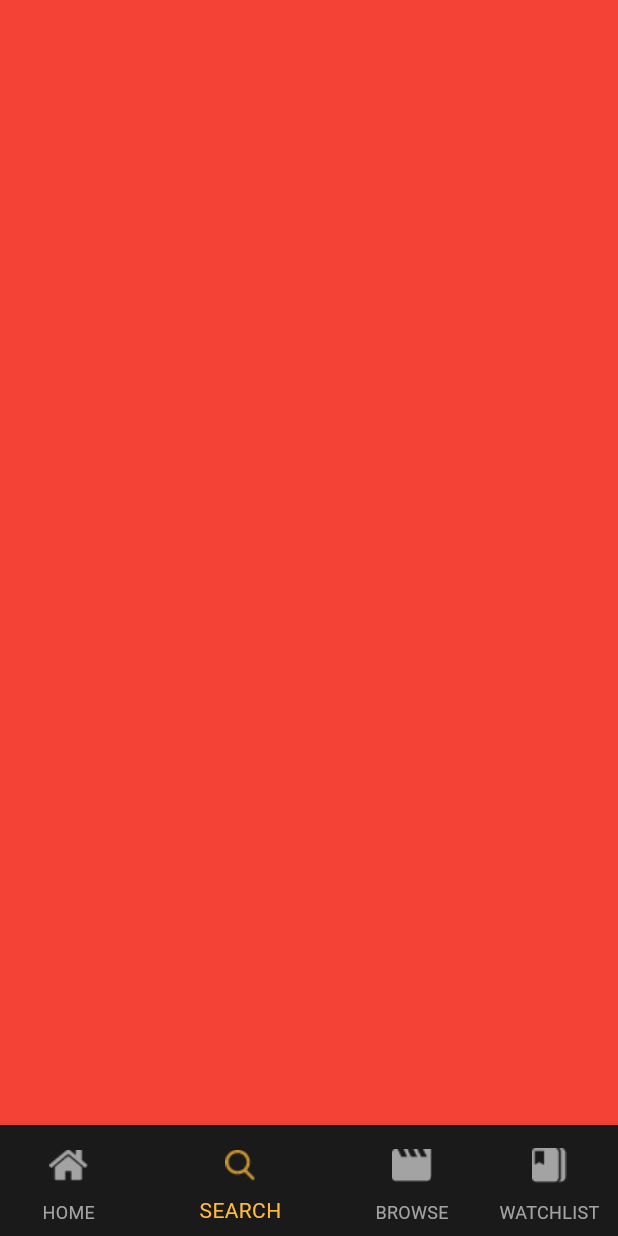
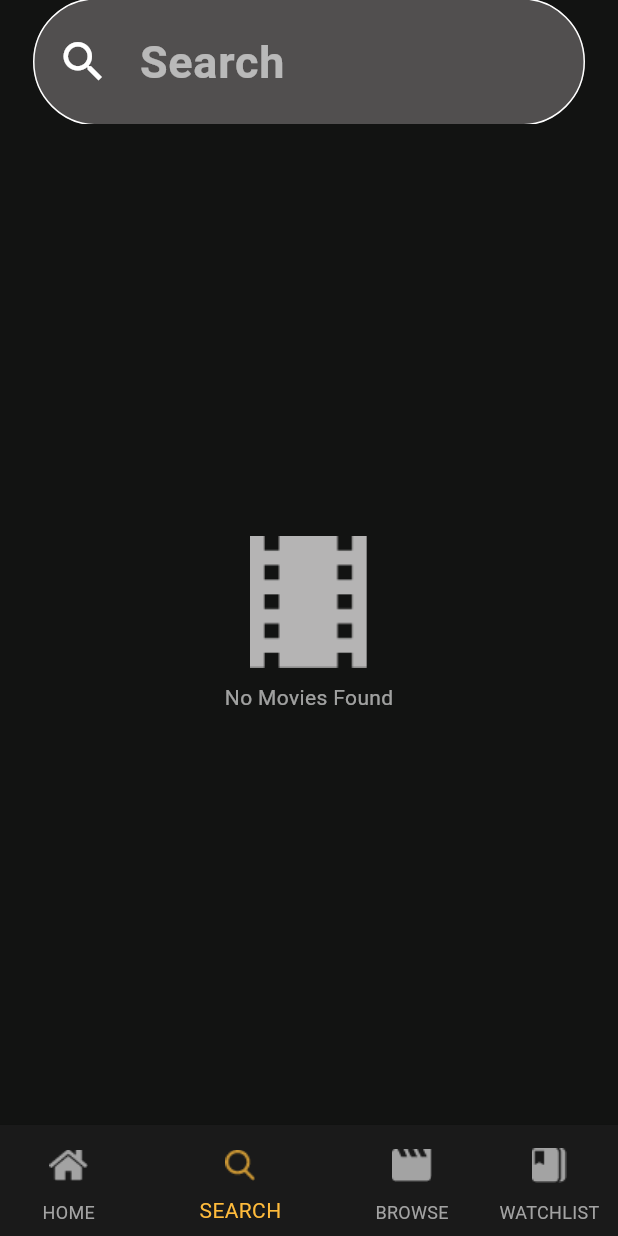
Before and after one commit to AntoniousEmadkamel/movie_app_route_project, a Flutter app: the screen it shows after launch, item 2 of the bottom bar chosen, on a phone screen of 412 x 824 dp. Run offline on Flutter 3.47's test engine with Material 3 defaults, Android fonts, the phone set to English and light mode, and no system bars; our stand-ins replace cloud_firestore, firebase_core; accounts and stored records are empty.

Commit message:
search tap

```diff
--- a/lib/api/api_manager.dart
+++ b/lib/api/api_manager.dart
@@ -5,7 +5,7 @@ import '../models/category_model.dart';
 import '../models/movie_model.dart';
 class ApiManager{
   static const String baseUrl = 'https://api.themoviedb.org';
-  static const String apiKey = '26cbc7e05d6194b5462677dea5df5b1922';
+  static const String apiKey = '26cbc7e05d6194b5462677dea5df5b19';
 
 static Future<MoviesModel> getPopularMovies() async{
   var response = await http.get(Uri.parse('$baseUrl/3/movie/popular?api_key=$apiKey'));
--- a/lib/ui/screens/search_tab/search_tab.dart
+++ b/lib/ui/screens/search_tab/search_tab.dart
@@ -1,18 +1,151 @@
 import 'package:flutter/material.dart';
+import 'package:movie_app_route_project/ui/screens/search_tab/search-widget.dart';
 
-
+import '../../../api/api_manager.dart';
 
 class SearchTab extends StatefulWidget {
-
   @override
   State<SearchTab> createState() => _SearchTabState();
 }
 
 class _SearchTabState extends State<SearchTab> {
+  bool? isSelected = false;
+  String query = '';
+  TextEditingController search = TextEditingController();
+
   @override
   Widget build(BuildContext context) {
-    return  Container(
-      color: Colors.red,
+    return Scaffold(
+      appBar: AppBar(
+        elevation: 0.0,
+        backgroundColor: const Color.fromRGBO(18, 19, 18, 1.0),
+        toolbarHeight: MediaQuery.of(context).size.height * 0.1,
+        title: Container(
+          margin: const EdgeInsets.all(6),
+          child: TextFormField(
+            style: const TextStyle(
+              color: Colors.white,
+              fontSize: 25,
+            ),
+            controller: search,
+            onFieldSubmitted: (String userInput) {
+              setState(() {
+                isSelected = false ;
+              });
+            },
+            onTap: () {
+              isSelected = true;
+              setState(() {});
+            },
+            onChanged: (value) {
+              // isSelected = true;
+              query = value;
+              setState(() {});
+            },
+            decoration: InputDecoration(
+              contentPadding:
+                  const EdgeInsets.symmetric(vertical: 20.0, horizontal: 8.0),
+              enabledBorder: OutlineInputBorder(
+                borderRadius: BorderRadius.circular(90),
+                borderSide:
+                    const BorderSide(color: Color.fromRGBO(255, 255, 255, 1.0)),
+              ),
+              filled: true,
+              fillColor: const Color.fromRGBO(81, 79, 79, 1.0),
+              focusedBorder: OutlineInputBorder(
+                borderRadius: BorderRadius.circular(25),
+                borderSide:
+                    const BorderSide(color: Color.fromRGBO(255, 255, 255, 1.0)),
+              ),
+              prefixIcon: Padding(
+                padding: const EdgeInsets.all(8.0),
+                child: IconButton(
+                  onPressed: () {},
+                  icon: const Icon(
+                    Icons.search,
+                    size: 35,
+                  ),
+                  color: Colors.white,
+                ),
+              ),
+              suffixIcon: isSelected!
+                  ? Padding(
+                      padding: const EdgeInsets.all(8.0),
+                      child: IconButton(
+                        onPressed: () {
+                          query = '';
+                          search.clear();
+                          setState(() {});
+                        },
+                        icon: const Icon(
+                          Icons.close,
+                          size: 32,
+                        ),
+                        color: Colors.white,
+                      ),
+                    )
+                  : const SizedBox.shrink(),
+              hintText: 'Search',
+              hintStyle: const TextStyle(
+                  color: Color.fromRGBO(255, 255, 255, 0.6),
+                  fontSize: 30,
+                  fontWeight: FontWeight.bold),
+            ),
+          ),
+        ),
+      ),
+      backgroundColor: const Color.fromRGBO(18, 19, 18, 1.0),
+      body: query.isEmpty
+          ? Column(
+              mainAxisAlignment: MainAxisAlignment.center,
+              children: [
+                Center(child: Image.asset('assets/iconmaterial.png')),
+                const SizedBox(
+                  height: 10,
+                ),
+                const Center(
+                  child: Text(
+                    'No Movies Found',
+                    style: TextStyle(
+                      color: Color.fromRGBO(255, 255, 255, 0.6),
+                    ),
+                  ),
+                ),
+              ],
+            )
+          : FutureBuilder(
+              future: ApiManager.getSearchMovies(query),
+              builder: (context, snapShot) {
+                if (snapShot.hasError) {
+                  return Center(
+                    child: Text(
+                      '${snapShot.error}',
+                      style: const TextStyle(
+                        color: Colors.white,
+                        fontSize: 21,
+                      ),
+                    ),
+                  );
+                } else if (snapShot.connectionState ==
+                    ConnectionState.waiting) {
+                  return const Center(
+                    child: CircularProgressIndicator(
+                      color: Color.fromRGBO(255, 187, 59, 1.0),
+                    ),
+                  );
+                }
+                return ListView.separated(
+                    separatorBuilder: (context, index) => const Divider(
+                          color: Colors.grey,
+                          thickness: 1,
+                          indent: 25,
+                          endIndent: 25,
+                        ),
+                    itemCount: snapShot.data!.results!.length,
+                    itemBuilder: (context, index) {
+                      return SearchWidget(snapShot.data!.results![index]);
+                    });
+              }),
     );
   }
 }
```
Also changed, not shown: lib/ui/screens/search_tab/search-widget.dart (added, +130 -0 lines).
